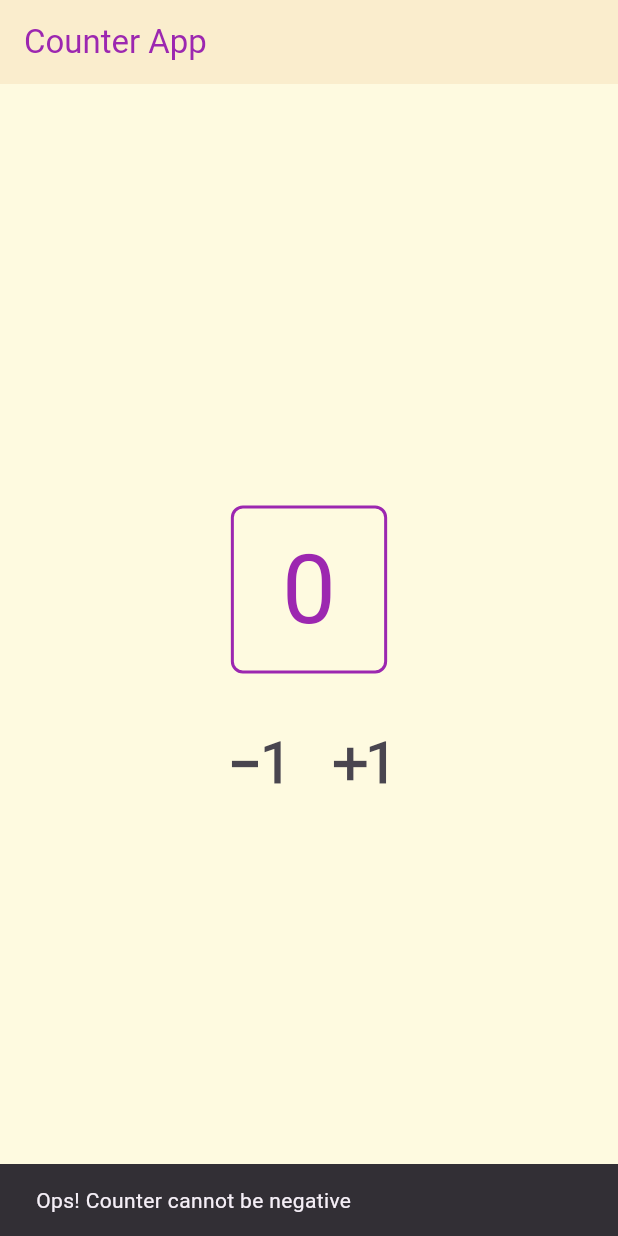
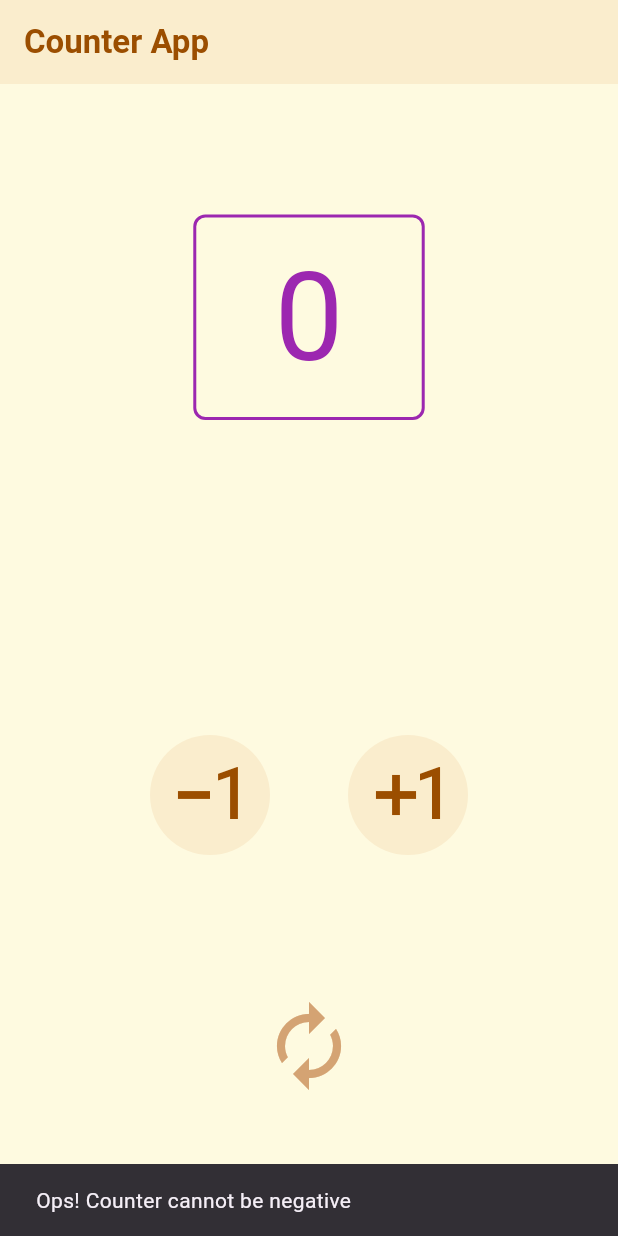
Before and after one commit to iulvimercan/flutter_CounterApp, a Flutter app: the screen it shows after launch, after a tap on the "exposure minus 1" icon, on a phone screen of 412 x 824 dp. Run offline on Flutter 3.47's test engine with Material 3 defaults, Android fonts, the phone set to English and light mode, and no system bars.

Commit message:
reset count

```diff
--- a/lib/counter.dart
+++ b/lib/counter.dart
@@ -1,4 +1,5 @@
 import 'package:flutter/material.dart';
+import 'package:counter_app/colors.dart';
 
 class Counter extends StatefulWidget {
   const Counter({super.key});
@@ -34,48 +35,78 @@ class _CounterState extends State<Counter> {
     });
   }
 
+  void reset() {
+    setState(() {
+      _counter = 0;
+
+      ScaffoldMessenger.of(context).showSnackBar(
+        const SnackBar(
+          content: Text('Counter reset'),
+          duration: Duration(seconds: 2)
+        ),
+      );
+    });
+  }
+
   @override
   Widget build(BuildContext context) {
     return Column(
-      mainAxisSize: MainAxisSize.min,
+      mainAxisAlignment: MainAxisAlignment.spaceEvenly,
       children: [
         Container(
           // make the horizontal padding quadrant as large as the vertical padding
-          padding: const EdgeInsets.symmetric(horizontal: 32, vertical: 8),
+          padding: const EdgeInsets.symmetric(horizontal: 52, vertical: 8),
           decoration: BoxDecoration(
             borderRadius: BorderRadius.circular(8),
             border: Border.all(
-              color: Colors.purple,
+              color: AppColors.purple,
               width: 2,
             ),
           ),
           child: Text(
             '$_counter',
             style: const TextStyle(
-              fontSize: 64,
+              fontSize: 82,
               color: Colors.purple,
             ),
           ),
         ),
-        const SizedBox(height: 26),
+        const SizedBox(height: 36),
         Row(
           mainAxisAlignment: MainAxisAlignment.center,
           children: [
-            IconButton(
-                onPressed: decrement,
-                icon: const Icon(
-                  size: 52,
-                  IconData(0xf038, fontFamily: 'MaterialIcons'),
-                )
+            IconButton.filledTonal(
+              onPressed: decrement,
+              icon: const Icon(
+                size: 64,
+                color: AppColors.text,
+                IconData(0xf038, fontFamily: 'MaterialIcons'),
+              ),
+              style: ButtonStyle(
+                backgroundColor: WidgetStateProperty.all<Color>(AppColors.primary),
+              ),
             ),
-            IconButton(
-                onPressed: increment,
-                icon: const Icon(
-                  size: 52,
-                  IconData(0xf03b, fontFamily: 'MaterialIcons'),
-                )
+            const SizedBox(width: 52),
+            IconButton.filledTonal(
+              onPressed: increment,
+              icon: const Icon(
+                size: 64,
+                color: AppColors.text,
+                IconData(0xf03b, fontFamily: 'MaterialIcons'),
+              ),
+              style: ButtonStyle(
+                backgroundColor: WidgetStateProperty.all<Color>(AppColors.primary)
+              ),
             ),
           ]
+        ),
+        IconButton(
+          onPressed: reset,
+          icon: const Icon(
+            size: 64,
+            color: AppColors.secondary,
+            IconData(0xe0c1, fontFamily: 'MaterialIcons'),
+          )
         ),
       ],
     );
--- a/lib/main.dart
+++ b/lib/main.dart
@@ -10,7 +10,8 @@ void main() {
             title: const Text(
                 'Counter App',
                 style: TextStyle(
-                  color: Colors.purple,
+                  color: AppColors.text,
+                  fontWeight: FontWeight.w700,
                 ),
             ),
             backgroundColor: AppColors.primary,
```
